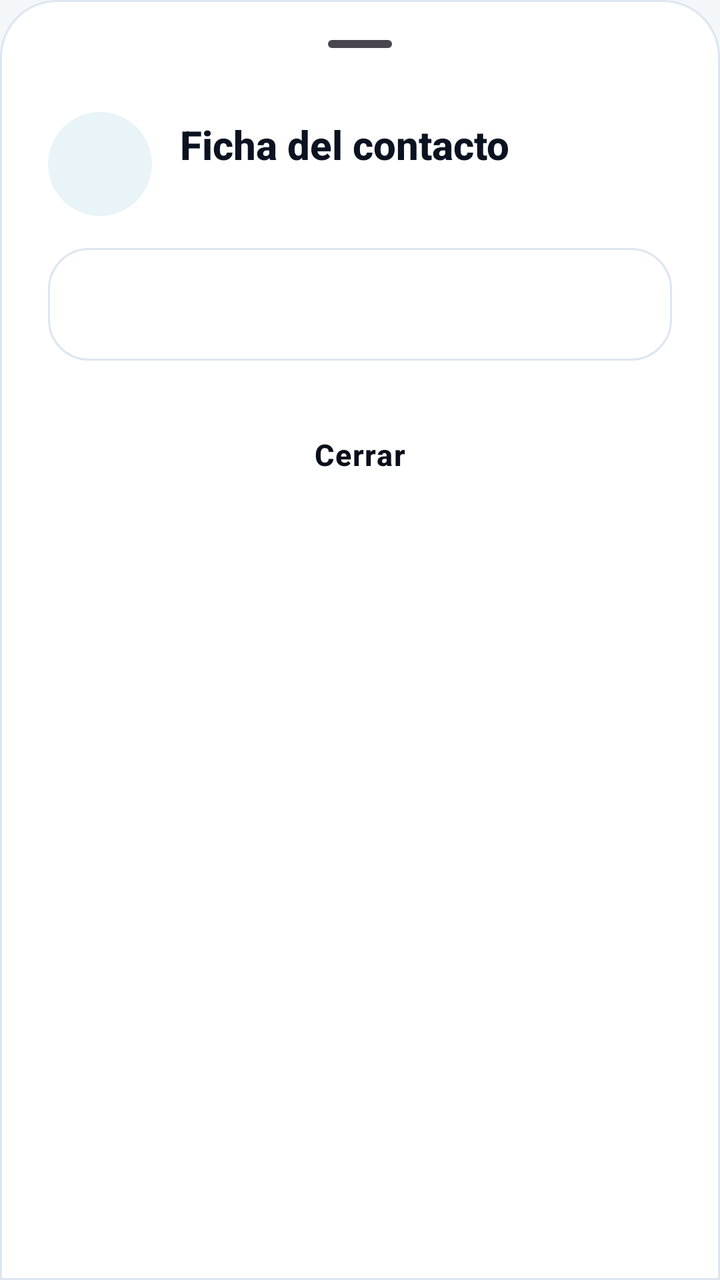
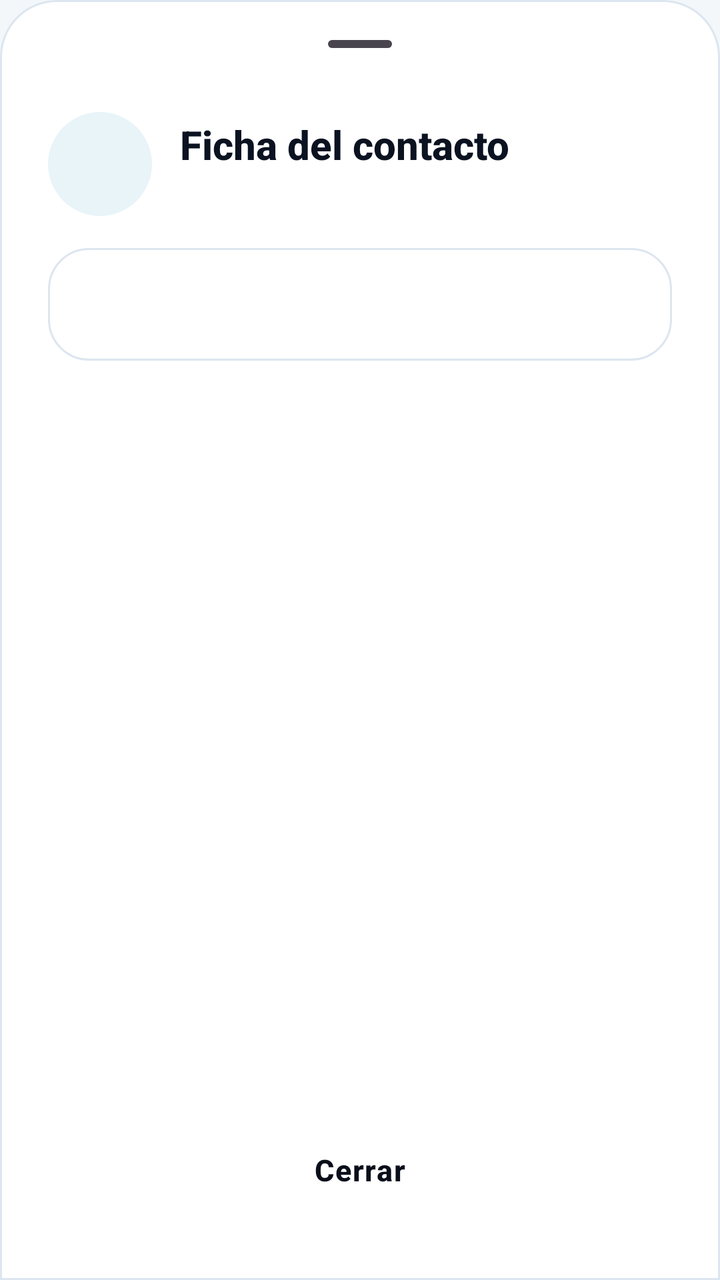

The first picture is an Android layout as it rendered before a commit; the second is the same layout after the commit. The layout source and the unified diff follow.
<!-- AndroidManifest.xml: application theme Theme.TP6 -->
<!-- res/layout/bottom_sheet_detalle_contacto.xml -->
<?xml version="1.0" encoding="utf-8"?>
<LinearLayout xmlns:android="http://schemas.android.com/apk/res/android"
    android:layout_width="match_parent"
    android:layout_height="wrap_content"
    android:background="@drawable/bg_aurora_sheet"
    android:orientation="vertical"
    android:paddingStart="24dp"
    android:paddingTop="8dp"
    android:paddingEnd="24dp"
    android:paddingBottom="28dp">

    <com.google.android.material.bottomsheet.BottomSheetDragHandleView
        android:layout_width="match_parent"
        android:layout_height="wrap_content" />

    <LinearLayout
        android:layout_width="match_parent"
        android:layout_height="wrap_content"
        android:layout_marginBottom="16dp"
        android:gravity="center_vertical"
        android:orientation="horizontal">

        <TextView
            android:id="@+id/tvAvatarDetalle"
            android:layout_width="52dp"
            android:layout_height="52dp"
            android:background="@drawable/bg_avatar_circle"
            android:fontFamily="sans-serif-medium"
            android:gravity="center"
            android:textSize="18sp"
            android:textStyle="bold" />

        <LinearLayout
            android:layout_width="0dp"
            android:layout_height="wrap_content"
            android:layout_marginStart="14dp"
            android:layout_weight="1"
            android:orientation="vertical">

            <TextView
                android:id="@+id/tvTituloDetalle"
                android:layout_width="match_parent"
                android:layout_height="wrap_content"
                android:ellipsize="end"
                android:fontFamily="sans-serif-medium"
                android:maxLines="1"
                android:text="@string/detalle_contacto"
                android:textColor="@color/app_text"
                android:textSize="20sp"
                android:textStyle="bold" />

            <TextView
                android:id="@+id/tvSubtituloDetalle"
                android:layout_width="match_parent"
                android:layout_height="wrap_content"
                android:layout_marginTop="2dp"
                android:ellipsize="end"
                android:maxLines="1"
                android:textColor="@color/app_text_secondary"
                android:textSize="13sp" />

        </LinearLayout>

    </LinearLayout>

    <ScrollView
        android:layout_width="match_parent"
        android:layout_height="wrap_content">

        <LinearLayout
            android:layout_width="match_parent"
            android:layout_height="wrap_content"
            android:background="@drawable/bg_aurora_card"
            android:orientation="vertical"
            android:padding="18dp">

            <TextView
                android:id="@+id/tvDetalleContacto"
                android:layout_width="match_parent"
                android:layout_height="wrap_content"
                android:lineSpacingExtra="8dp"
                android:textColor="@color/app_text"
                android:textSize="15sp" />

        </LinearLayout>

    </ScrollView>

    <Button
        android:id="@+id/btnCerrarDetalle"
        style="@style/Widget.TP6.Button.Aurora"
        android:layout_width="match_parent"
        android:layout_height="wrap_content"
        android:layout_marginTop="20dp"
        android:text="@string/cerrar" />

</LinearLayout>
<!-- resources referenced by this layout -->
<resources>
  <color name="app_text">#0B1220</color>
  <color name="app_text_secondary">#475569</color>
  <!-- drawable bg_aurora_card (drawable) -->
  <?xml version="1.0" encoding="utf-8"?>
  <shape xmlns:android="http://schemas.android.com/apk/res/android"
      android:shape="rectangle">
      <solid android:color="@color/app_surface" />
      <stroke
          android:width="1dp"
          android:color="@color/app_card_stroke" />
      <corners android:radius="20dp" />
  </shape>
  <!-- drawable bg_aurora_sheet (drawable) -->
  <?xml version="1.0" encoding="utf-8"?>
  <shape xmlns:android="http://schemas.android.com/apk/res/android"
      android:shape="rectangle">
      <solid android:color="@color/app_surface" />
      <stroke
          android:width="1dp"
          android:color="@color/app_card_stroke" />
      <corners
          android:topLeftRadius="28dp"
          android:topRightRadius="28dp" />
  </shape>
  <!-- drawable bg_avatar_circle (drawable) -->
  <?xml version="1.0" encoding="utf-8"?>
  <shape xmlns:android="http://schemas.android.com/apk/res/android"
      android:shape="oval">
      <solid android:color="@color/app_primary_container" />
  </shape>
  <string name="cerrar">Cerrar</string>
  <string name="detalle_contacto">Ficha del contacto</string>
  <style name="Theme.TP6" parent="Base.Theme.TP6" />
  <color name="app_surface">#FFFFFF</color>
  <color name="app_card_stroke">#DCE6F0</color>
  <color name="app_primary_container">#E8F4F8</color>
  <color name="app_primary">#C6FF00</color>
  <color name="app_on_primary">#090F1A</color>
  <color name="app_highlight">#240EA5E9</color>
  <color name="app_on_primary_container">#0B1220</color>
  <color name="app_aurora_cyan">#0EA5E9</color>
  <color name="app_background">#F3F7FA</color>
  <color name="app_surface_subtle">#F7FAFC</color>
  <color name="app_aurora_teal">#0F766E</color>
  <color name="app_bar_background">#050810</color>
  <style name="Widget.TP6.ActionBar" parent="Widget.AppCompat.ActionBar.Solid">
  
          <item name="background">@color/app_bar_background</item>
          <item name="elevation">0dp</item>
          <item name="titleTextStyle">@style/TextAppearance.TP6.Title</item>
          <item name="popupTheme">@style/ThemeOverlay.TP6.Popup</item>
  
      </style>
  <style name="ThemeOverlay.TP6.Navigation" parent="ThemeOverlay.AppCompat">
  
          <item name="android:textColorPrimary">@color/app_bar_text</item>
          <item name="android:textColorSecondary">@color/app_bar_text</item>
          <item name="colorControlNormal">@color/app_bar_text</item>
  
      </style>
  <style name="ThemeOverlay.TP6.Popup" parent="ThemeOverlay.AppCompat">
  
          <item name="android:colorBackground">@color/app_surface</item>
          <item name="android:textColorPrimary">@color/app_text</item>
          <item name="android:textColorSecondary">@color/app_text_secondary</item>
          <item name="android:listSelector">@drawable/menu_item_highlight</item>
  
      </style>
  <style name="ThemeOverlay.TP6.BottomSheetDialog" parent="ThemeOverlay.Material3.BottomSheetDialog">
  
          <item name="bottomSheetStyle">@style/Widget.TP6.BottomSheet</item>
  
      </style>
  <style name="TextAppearance.TP6.Title" parent="TextAppearance.AppCompat.Widget.ActionBar.Title">
  
          <item name="android:textColor">@color/app_bar_text</item>
          <item name="android:fontFamily">sans-serif-medium</item>
          <item name="android:letterSpacing">-0.01</item>
          <item name="android:textSize">19sp</item>
  
      </style>
  <color name="app_bar_text">#C6FF00</color>
  <style name="Widget.TP6.BottomSheet" parent="Widget.Material3.BottomSheet.Modal">
  
          <item name="android:background">@android:color/transparent</item>
  
      </style>
  <!-- drawable menu_item_active (drawable) -->
  <?xml version="1.0" encoding="utf-8"?>
  <shape xmlns:android="http://schemas.android.com/apk/res/android" android:shape="rectangle">
  
      <solid android:color="#1AC6FF00" />
  
      <stroke
          android:width="2dp"
          android:color="@color/app_primary" />
  
  </shape>
  <!-- unchanged entries left out for length: 3 -->
</resources>

<!-- the commit's change to res/layout/bottom_sheet_detalle_contacto.xml (unified diff, before → after) -->
@@ -63,9 +63,10 @@
 
     </LinearLayout>
 
-    <ScrollView
+    <androidx.core.widget.NestedScrollView
         android:layout_width="match_parent"
-        android:layout_height="wrap_content">
+        android:layout_height="0dp"
+        android:layout_weight="1">
 
         <LinearLayout
             android:layout_width="match_parent"
@@ -84,7 +85,7 @@
 
         </LinearLayout>
 
-    </ScrollView>
+    </androidx.core.widget.NestedScrollView>
 
     <Button
         android:id="@+id/btnCerrarDetalle"
